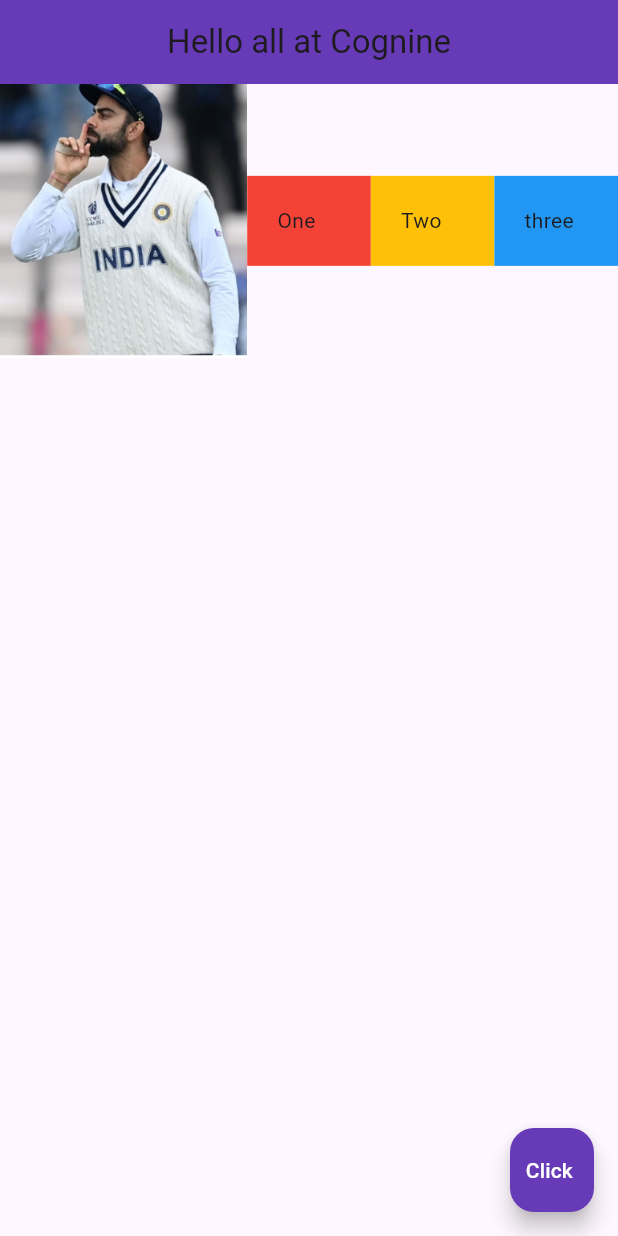
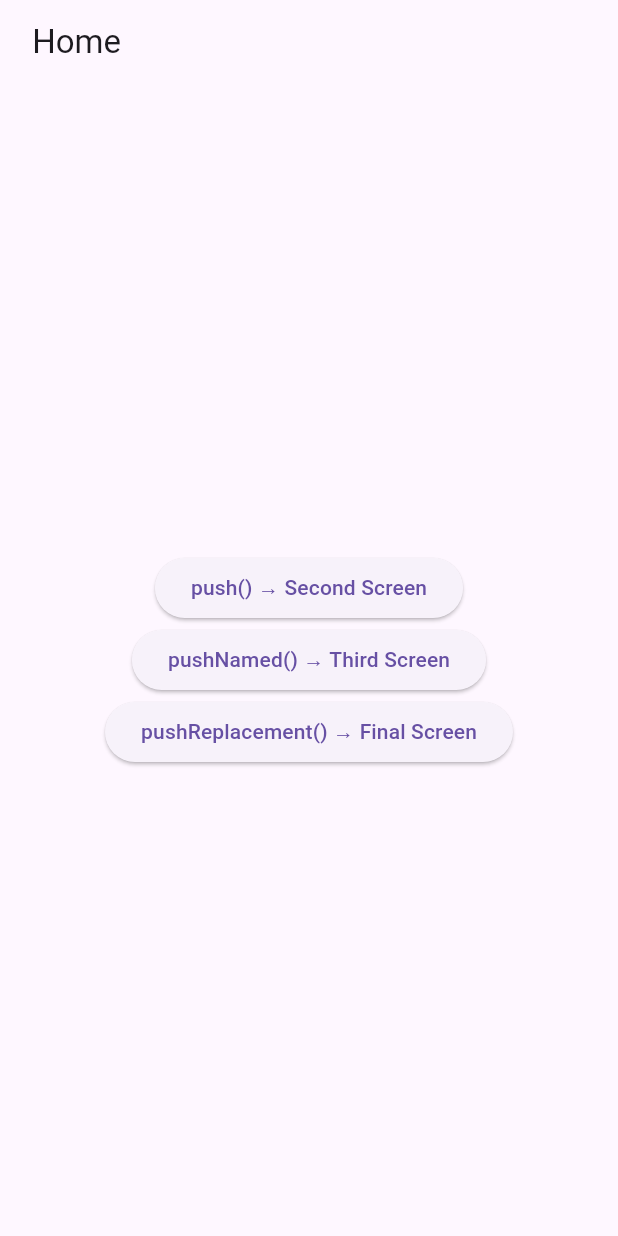
Before and after one commit to Vamsiayiluri/Flutter_POC, a Flutter app: the screen it shows after launch, on a phone screen of 412 x 824 dp. Run offline on Flutter 3.47's test engine with Material 3 defaults, Android fonts, the phone set to English and light mode, and no system bars; our stand-ins replace flutter_spinkit.

Commit message:
Updated changes regarding routing

```diff
--- a/Flutter Apps/first_flutter_app/lib/main.dart
+++ b/Flutter Apps/first_flutter_app/lib/main.dart
@@ -1,8 +1,18 @@
 import 'package:flutter/material.dart';
+import 'pages/HomeScreen.dart';
+import 'pages/SecondScreen.dart';
+import 'pages/ThirdScreen.dart';
+import 'pages/FinalScreen.dart';
 
 void main() {
   runApp(MaterialApp(
-    home: ExpandedWidget(),
+    initialRoute: '/',
+    routes: {
+      '/': (context) => HomeScreen(),
+      '/second': (context) => SecondScreen(),
+      '/third': (context) => ThirdScreen(),
+      '/final': (context) => FinalScreen(),
+    },
   ));
 }
 class ColumnClass extends StatelessWidget{
--- /dev/null
+++ b/Flutter Apps/first_flutter_app/lib/pages/HomeScreen.dart
@@ -0,0 +1,47 @@
+import 'package:flutter/material.dart';
+import 'SecondScreen.dart';
+import 'FinalScreen.dart';
+
+class HomeScreen extends StatelessWidget {
+  @override
+  Widget build(BuildContext context) {
+    return Scaffold(
+      appBar: AppBar(title: Text(" Home")),
+      body: Center(
+        child: Column(
+          mainAxisAlignment: MainAxisAlignment.center,
+          children: [
+
+            ElevatedButton(
+              child: Text("push() → Second Screen"),
+              onPressed: () {
+                Navigator.push(
+                  context,
+                  MaterialPageRoute(builder: (_) => SecondScreen()),
+                );
+              },
+            ),
+
+            ElevatedButton(
+              child: Text("pushNamed() → Third Screen"),
+              onPressed: () {
+                Navigator.pushNamed(context, '/third');
+              },
+            ),
+
+            ElevatedButton(
+              child: Text("pushReplacement() → Final Screen"),
+              onPressed: () {
+                Navigator.pushReplacement(
+                  context,
+                  MaterialPageRoute(builder: (_) => FinalScreen()),
+                );
+              },
+            ),
+
+          ],
+        ),
+      ),
+    );
+  }
+}
--- /dev/null
+++ b/Flutter Apps/first_flutter_app/lib/pages/ThirdScreen.dart
@@ -0,0 +1,18 @@
+import 'package:flutter/material.dart';
+
+class ThirdScreen extends StatelessWidget {
+  @override
+  Widget build(BuildContext context) {
+    return Scaffold(
+      appBar: AppBar(title: Text("Third Screen")),
+      body: Center(
+        child: ElevatedButton(
+          child: Text("popAndPushNamed() → Final Screen"),
+          onPressed: () {
+            Navigator.popAndPushNamed(context, '/final');
+          },
+        ),
+      ),
+    );
+  }
+}
```
Also changed, not shown: Flutter Apps/first_flutter_app/lib/pages/FinalScreen.dart (added, +19 -0 lines), Flutter Apps/first_flutter_app/lib/pages/SecondScreen.dart (added, +18 -0 lines), 1 other file.
